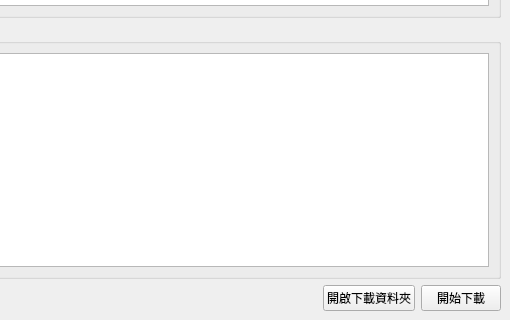
Old version of the form MainUi.ui in the repository yui1227/YT_DLP_QT; both pictures show x 690 to 1200 and y 310 to 630 of the 1200 by 630 pixel window.
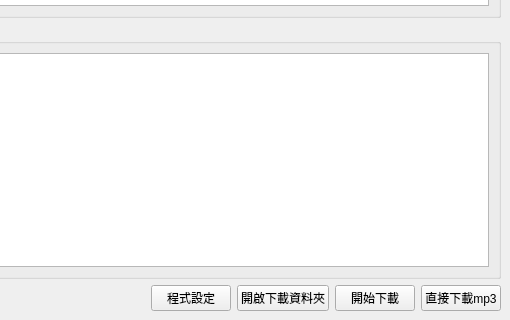
New version of the form. Icons and pictures are not drawn.

Commit message: 設定新增存檔，新增下載mp3按鈕，退出儲存設定，新增設定視窗

```diff
--- a/MainUi.ui
+++ b/MainUi.ui
@@ -123,6 +123,13 @@
         </property>
        </spacer>
       </item>
+      <item>
+       <widget class="QPushButton" name="btnOptions">
+        <property name="text">
+         <string>程式設定</string>
+        </property>
+       </widget>
+      </item>
       <item>
        <widget class="QPushButton" name="btnOpenDownloadFolder">
         <property name="text">
@@ -137,6 +144,13 @@
         </property>
        </widget>
       </item>
+      <item>
+       <widget class="QPushButton" name="btnDownloadMp3">
+        <property name="text">
+         <string>直接下載mp3</string>
+        </property>
+       </widget>
+      </item>
      </layout>
     </item>
    </layout>
```
The commit also changes 11 other files.
